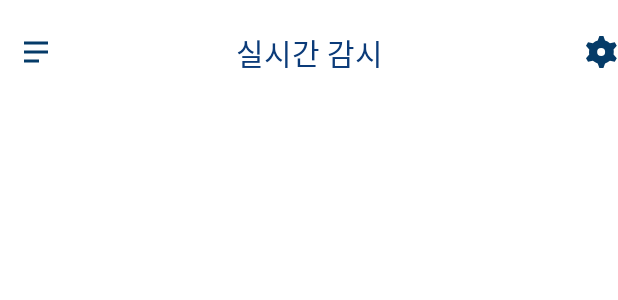
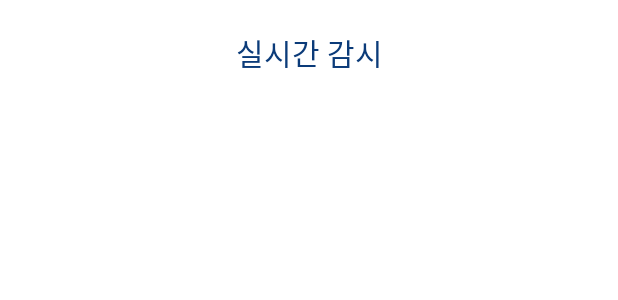
Before and after one commit to syg9272/-, an Android app: the layout realtime.xml on its own in the app's theme, with its tools: preview values and no code run, on a phone screen of 412 x 824 dp. Shown: the top 300 px of the screen. Run offline under Robolectric (Android 15) with nearby library versions, the phone set to English and light mode, and no system bars.

Commit message:
메인화면 오늘날짜 기능 추가, 실시간 감시 페이지 툴바 기능 구현

```diff
--- a/app/build.gradle
+++ b/app/build.gradle
@@ -30,4 +30,6 @@ dependencies {
     androidTestImplementation 'androidx.test.ext:junit:1.1.2'
     androidTestImplementation 'androidx.test.espresso:espresso-core:3.3.0'
     implementation 'com.github.PhilJay:MPAndroidChart:v3.1.0'
+    implementation 'com.google.android.material:material:1.0.0'
+
 }
--- a/app/src/main/res/layout/activity_main.xml
+++ b/app/src/main/res/layout/activity_main.xml
@@ -41,7 +41,7 @@
         android:layout_width="wrap_content"
         android:layout_height="wrap_content"
         android:layout_marginBottom="30dp"
-        android:text="2021 - 03 - 21"
+        android:text="0000 - 00 - 00"
         android:textStyle="bold"
         android:textSize="15sp"/>
 
--- a/app/src/main/res/layout/realtime.xml
+++ b/app/src/main/res/layout/realtime.xml
@@ -1,4 +1,13 @@
 <?xml version="1.0" encoding="utf-8"?>
+<androidx.drawerlayout.widget.DrawerLayout
+    xmlns:android="http://schemas.android.com/apk/res/android"
+    xmlns:app="http://schemas.android.com/apk/res-auto"
+    android:id="@+id/drawer_layout"
+    android:layout_width="match_parent"
+    android:layout_height="match_parent"
+    android:fitsSystemWindows="true"
+    >
+
 <LinearLayout
     xmlns:android="http://schemas.android.com/apk/res/android"
     xmlns:app="http://schemas.android.com/apk/res-auto"
@@ -8,6 +17,7 @@
     android:orientation="vertical"
     tools:context=".MainActivity">
     <androidx.appcompat.widget.Toolbar
+        android:id="@+id/toolbar"
         android:layout_width="match_parent"
         android:layout_height="wrap_content"
         android:padding="20dp"
@@ -15,13 +25,7 @@
         android:theme="@style/ThemeOverlay.AppCompat.ActionBar"
         app:popupTheme="@style/ThemeOverlay.AppCompat.Light">
 
-        <ImageButton
-            android:id="@+id/menu_btn"
-            android:layout_width="wrap_content"
-            android:layout_height="wrap_content"
-            android:src="@drawable/ic_menu"
-            android:background="@android:color/transparent"
-            android:layout_gravity="left"/>
+
         <TextView
             android:layout_width="wrap_content"
             android:layout_height="wrap_content"
@@ -30,12 +34,13 @@
             android:textColor="#0B3B79"
             android:fontFamily="@font/jalnan"
             android:textSize="20sp"/>
-        <ImageButton
-            android:id="@+id/setting_btn"
-            android:layout_width="wrap_content"
-            android:layout_height="wrap_content"
-            android:src="@drawable/ic_setting"
-            android:background="@android:color/transparent"
-            android:layout_gravity="right"/>
+
     </androidx.appcompat.widget.Toolbar>
 </LinearLayout>
+    <com.google.android.material.navigation.NavigationView
+        android:id="@+id/nav_view"
+        android:layout_width="wrap_content"
+        android:layout_height="match_parent"
+        android:layout_gravity="start"
+        app:menu="@menu/navi_menu"/>
+</androidx.drawerlayout.widget.DrawerLayout>
--- /dev/null
+++ b/app/src/main/res/menu/navi_menu.xml
@@ -0,0 +1,25 @@
+<?xml version="1.0" encoding="utf-8"?>
+<menu xmlns:android="http://schemas.android.com/apk/res/android">
+    <group android:checkableBehavior="single">
+        <item
+            android:id="@+id/home"
+            android:icon="@drawable/ic_search"
+            android:title="홈"/>
+        <item
+            android:id="@+id/realtime"
+            android:icon="@drawable/ic_videocamera"
+            android:title="실시간 감시"/>
+        <item
+            android:id="@+id/gallery"
+            android:icon="@drawable/ic_image"
+            android:title="갤러리에서"/>
+        <item
+            android:id="@+id/stretching"
+            android:icon="@drawable/ic_search"
+            android:title="스트레칭"/>
+        <item
+            android:id="@+id/graph"
+            android:icon="@drawable/ic_calendar"
+            android:title="통계"/>
+    </group>
+</menu>
```
Also changed, not shown: app/src/main/java/com/example/pizzaneck/MainActivity.java (+31 -0 lines), app/src/main/java/com/example/pizzaneck/Realtime.java (+105 -0 lines), app/src/main/res/menu/toolbar_option_btn.xml (added, +9 -0 lines).
